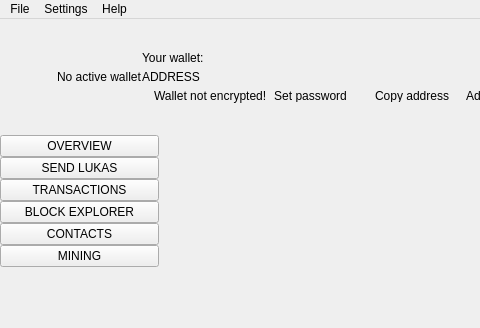
Qt form src/Gui/MainWindow/MainWindow.ui (ricochetcoin/ricochet-wallet) before a commit; both pictures show x 0 to 480 and y 0 to 328 of the 1273 by 824 pixel window.
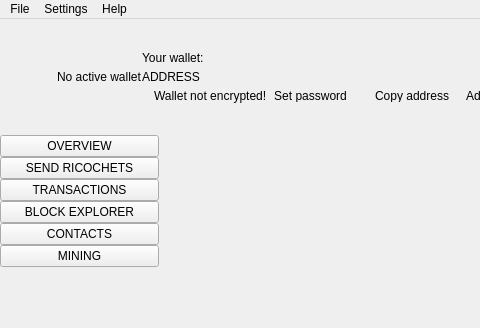
The same form after that commit. Icons and pictures are not drawn. Custom widgets are drawn as their Qt base class.

Diff of the .ui file:
```diff
--- a/src/Gui/MainWindow/MainWindow.ui
+++ b/src/Gui/MainWindow/MainWindow.ui
@@ -620,7 +620,7 @@
             <enum>Qt::NoFocus</enum>
            </property>
            <property name="text">
-            <string>SEND LUKAS</string>
+            <string>SEND RICOCHETS</string>
            </property>
            <property name="checkable">
             <bool>true</bool>
```
Left out of the diff: 10 changed lines with no effect on the pictures.
